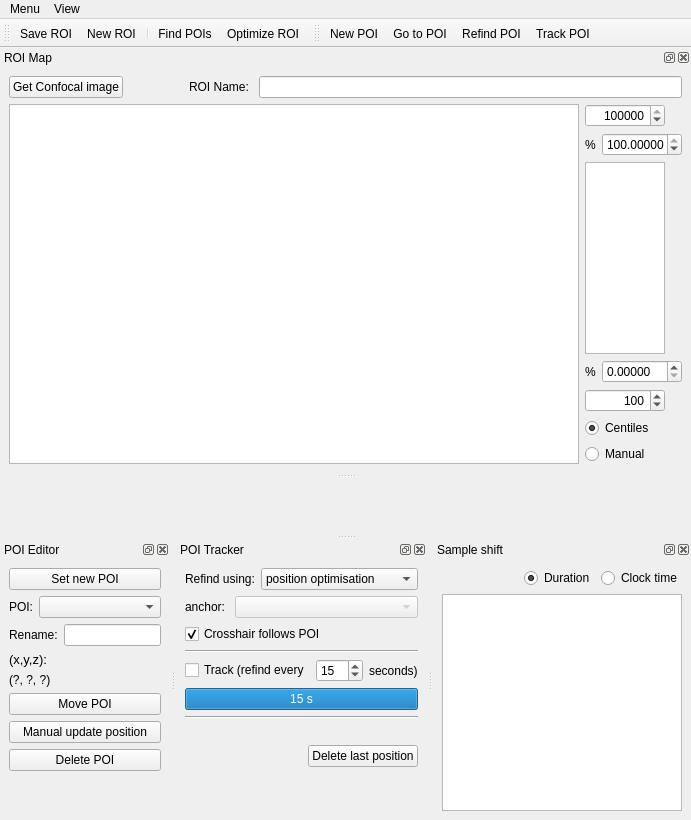
Before: the Qt Designer form gui/poimanager/ui_poimangui.ui in Ulm-IQO/qudi, drawn with Qt 5.
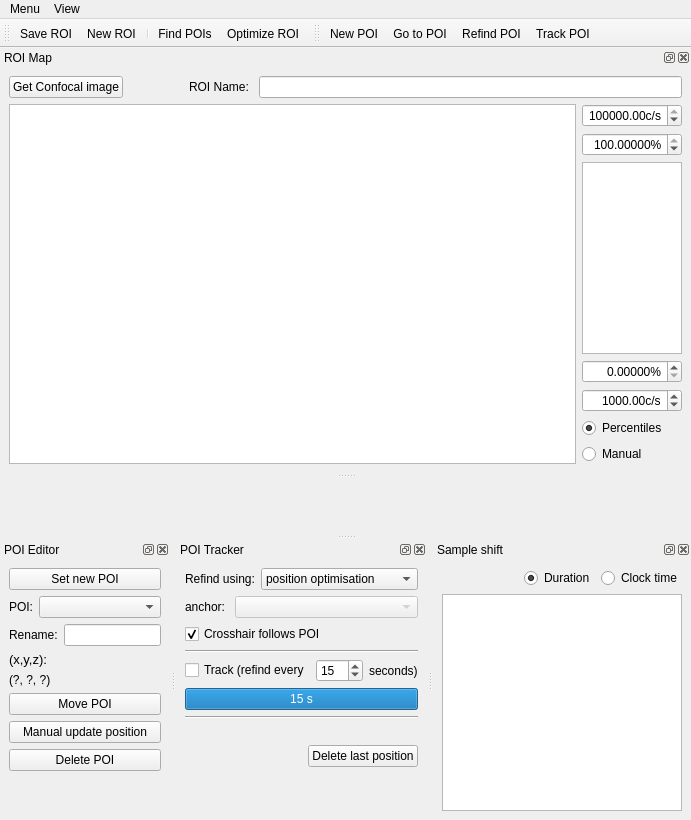
After: the same form once the commit is applied. Icons and pictures are not drawn. Custom widgets are drawn as their Qt base class.

Commit message: Implement new scientific spinbox in colorbar scales for confocal and POImanager

Diff of the .ui file:
```diff
--- a/gui/poimanager/ui_poimangui.ui
+++ b/gui/poimanager/ui_poimangui.ui
@@ -500,7 +500,7 @@
        <item>
         <layout class="QVBoxLayout" name="verticalLayout" stretch="0,0,1,0,0,0,0">
          <item>
-          <widget class="QSpinBox" name="roi_cb_max_SpinBox">
+          <widget class="ScienDSpinBox" name="roi_cb_max_SpinBox">
            <property name="sizePolicy">
             <sizepolicy hsizetype="Fixed" vsizetype="Fixed">
              <horstretch>0</horstretch>
@@ -509,7 +509,7 @@
            </property>
            <property name="maximumSize">
             <size>
-             <width>80</width>
+             <width>100</width>
              <height>16777215</height>
             </size>
            </property>
@@ -525,32 +525,17 @@
            <property name="accelerated">
             <bool>true</bool>
            </property>
+           <property name="suffix">
+            <string>c/s</string>
+           </property>
            <property name="minimum">
-            <number>-100000000</number>
+            <double>-1000000000.000000000000000</double>
            </property>
            <property name="maximum">
-            <number>100000000</number>
-           </property>
-           <property name="singleStep">
-            <number>1000</number>
+            <double>1000000000.000000000000000</double>
            </property>
            <property name="value">
-            <number>100000</number>
-           </property>
-          </widget>
-         </item>
-         <item>
-          <layout class="QHBoxLayout" name="horizontalLayout_9">
-           <item>
-            <widget class="QLabel" name="label_5">
-             <property name="maximumSize">
-              <size>
-               <width>30</width>
-               <height>16777215</height>
-              </size>
-             </property>
-             <property name="text">
-              <string>%</string>
+            <double>100000.000000000000000</double>
              </property>
             </widget>
            </item>
@@ -564,12 +549,15 @@
              </property>
              <property name="maximumSize">
               <size>
-               <width>80</width>
+             <width>100</width>
                <height>16777215</height>
               </size>
              </property>
+           <property name="alignment">
+            <set>Qt::AlignRight|Qt::AlignTrailing|Qt::AlignVCenter</set>
+           </property>
              <property name="suffix">
-              <string/>
+            <string>%</string>
              </property>
              <property name="decimals">
               <number>5</number>
@@ -584,8 +572,6 @@
               <double>100.000000000000000</double>
              </property>
             </widget>
-           </item>
-          </layout>
          </item>
          <item>
           <widget class="PlotWidget" name="roi_cb_ViewWidget">
@@ -597,24 +583,9 @@
            </property>
            <property name="maximumSize">
             <size>
-             <width>80</width>
+             <width>100</width>
              <height>16777215</height>
             </size>
-           </property>
-          </widget>
-         </item>
-         <item>
-          <layout class="QHBoxLayout" name="horizontalLayout_4">
-           <item>
-            <widget class="QLabel" name="label_2">
-             <property name="maximumSize">
-              <size>
-               <width>30</width>
-               <height>16777215</height>
-              </size>
-             </property>
-             <property name="text">
-              <string>%</string>
              </property>
             </widget>
            </item>
@@ -628,10 +599,16 @@
              </property>
              <property name="maximumSize">
               <size>
-               <width>80</width>
+             <width>100</width>
                <height>16777215</height>
               </size>
              </property>
+           <property name="alignment">
+            <set>Qt::AlignRight|Qt::AlignTrailing|Qt::AlignVCenter</set>
+           </property>
+           <property name="suffix">
+            <string>%</string>
+           </property>
              <property name="decimals">
               <number>5</number>
              </property>
@@ -646,10 +623,8 @@
              </property>
             </widget>
            </item>
-          </layout>
-         </item>
          <item>
-          <widget class="QSpinBox" name="roi_cb_min_SpinBox">
+          <widget class="ScienDSpinBox" name="roi_cb_min_SpinBox">
            <property name="sizePolicy">
             <sizepolicy hsizetype="Fixed" vsizetype="Fixed">
              <horstretch>0</horstretch>
@@ -658,7 +633,7 @@
            </property>
            <property name="maximumSize">
             <size>
-             <width>80</width>
+             <width>100</width>
              <height>16777215</height>
             </size>
            </property>
@@ -674,24 +649,24 @@
            <property name="accelerated">
             <bool>true</bool>
            </property>
+           <property name="suffix">
+            <string>c/s</string>
+           </property>
            <property name="minimum">
-            <number>-100000000</number>
+            <double>-1000000000.000000000000000</double>
            </property>
            <property name="maximum">
-            <number>100000000</number>
-           </property>
-           <property name="singleStep">
-            <number>1000</number>
+            <double>1000000000.000000000000000</double>
            </property>
            <property name="value">
-            <number>100</number>
+            <double>1000.000000000000000</double>
            </property>
           </widget>
          </item>
          <item>
           <widget class="QRadioButton" name="roi_cb_centiles_RadioButton">
            <property name="text">
-            <string>Centiles</string>
+            <string>Percentiles</string>
            </property>
            <property name="checked">
             <bool>true</bool>
```
Lines whose indentation alone changed are shown as unchanged. The commit also changes 2 other files.
